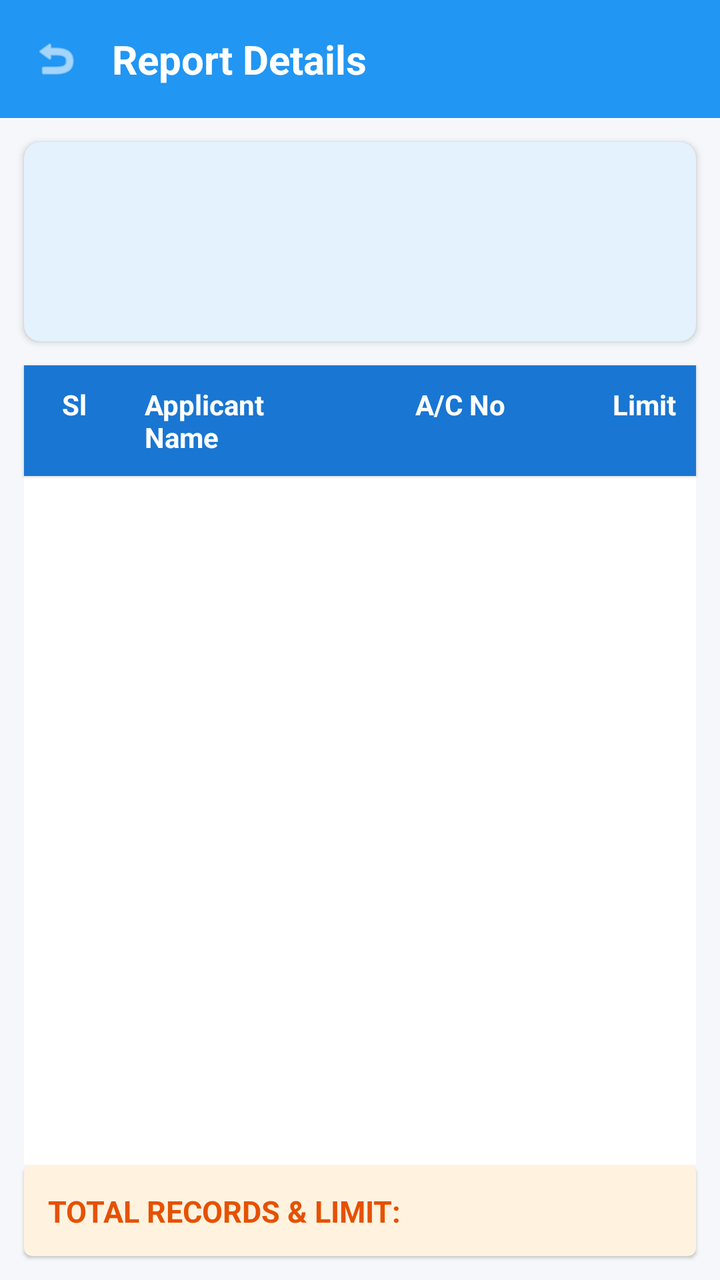
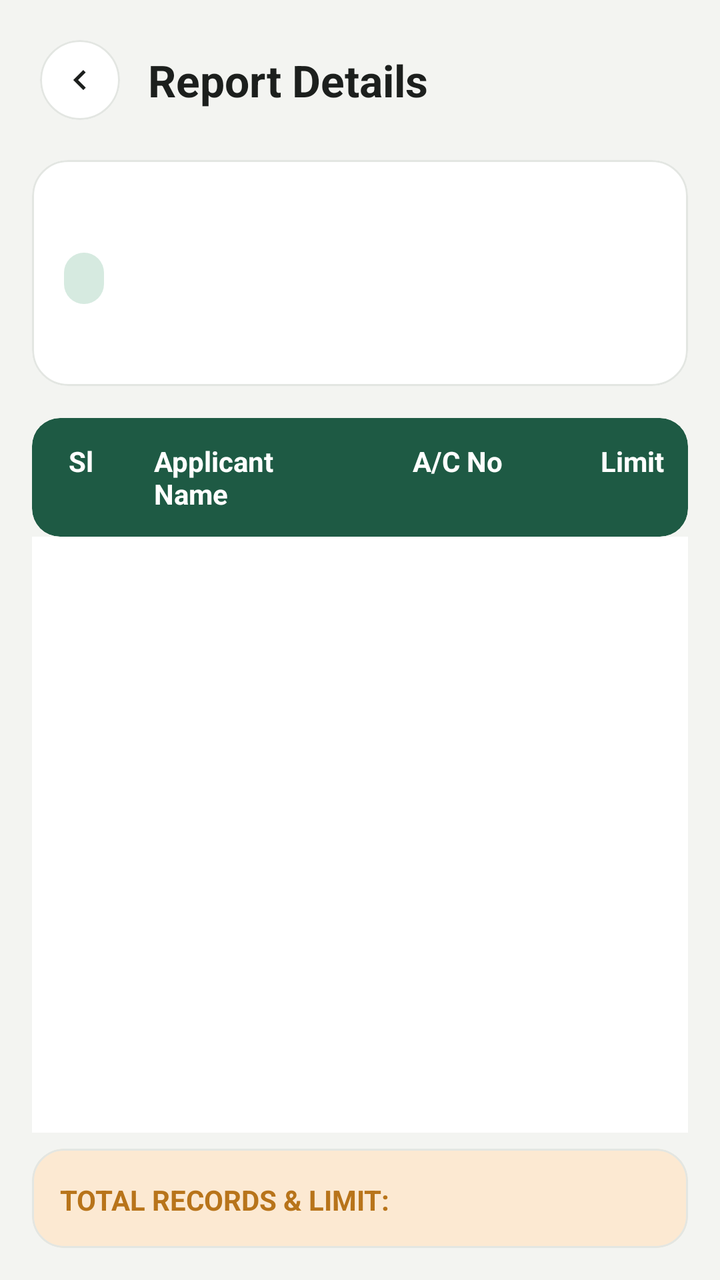

Before-and-after screenshots of an Android layout around one commit, followed by the original layout XML and the change that was made.
<!-- AndroidManifest.xml: application theme Theme.PerformanceTracker -->
<!-- res/layout/activity_report_details.xml -->
<?xml version="1.0" encoding="utf-8"?>
<LinearLayout
     xmlns:android="http://schemas.android.com/apk/res/android"
     xmlns:app="http://schemas.android.com/apk/res-auto"
     android:layout_height="match_parent"
     android:layout_width="match_parent"
     android:background="#F5F7FA"
     android:orientation="vertical">

    <LinearLayout
         android:layout_height="wrap_content"
         android:layout_width="match_parent"
         android:background="#2196F3"
         android:gravity="center_vertical"
         android:padding="16dp">

        <ImageView
             android:layout_height="24dp"
             android:layout_width="24dp"
             android:layout_marginEnd="16dp"
             android:src="@android:drawable/ic_menu_revert"
             app:tint="#FFFFFF"
             android:id="@+id/btnBack" />

        <TextView
             android:layout_height="wrap_content"
             android:layout_width="wrap_content"
             android:textSize="20sp"
             android:textColor="#FFFFFF"
             android:text="Report Details"
             android:textStyle="bold" />

    </LinearLayout>

    <com.google.android.material.card.MaterialCardView
         android:layout_height="wrap_content"
         android:layout_width="match_parent"
         android:layout_margin="12dp"
         app:cardElevation="2dp"
         app:cardBackgroundColor="#E3F2FD"
         app:cardCornerRadius="8dp">

        <LinearLayout
             android:layout_height="wrap_content"
             android:layout_width="match_parent"
             android:padding="16dp"
             android:orientation="vertical">

            <TextView
                 android:layout_height="wrap_content"
                 android:layout_width="wrap_content"
                 android:textSize="18sp"
                 android:textColor="#1A237E"
                 android:id="@+id/tvDetailName"
                 android:textStyle="bold" />

            <TextView
                 android:layout_height="wrap_content"
                 android:layout_width="wrap_content"
                 android:textSize="15sp"
                 android:textColor="#E91E63"
                 android:layout_marginTop="4dp"
                 android:id="@+id/tvDetailMonth"
                 android:textStyle="bold" />

            <TextView
                 android:layout_height="wrap_content"
                 android:layout_width="wrap_content"
                 android:textSize="14sp"
                 android:textColor="#546E7A"
                 android:id="@+id/tvDetailBranch" />

        </LinearLayout>

    </com.google.android.material.card.MaterialCardView>

    <com.google.android.material.card.MaterialCardView
         android:layout_height="wrap_content"
         android:layout_width="match_parent"
         android:layout_marginHorizontal="12dp"
         app:cardBackgroundColor="#1976D2"
         app:cardCornerRadius="0dp">

        <LinearLayout
             android:layout_height="wrap_content"
             android:layout_width="match_parent"
             android:weightSum="10"
             android:orientation="horizontal">

            <TextView
                 android:layout_height="wrap_content"
                 android:layout_width="0dp"
                 android:gravity="center"
                 android:padding="10dp"
                 android:textColor="#FFFFFF"
                 android:layout_weight="1.5"
                 android:text="Sl"
                 android:textStyle="bold" />

            <TextView
                 android:layout_height="wrap_content"
                 android:layout_width="0dp"
                 android:padding="10dp"
                 android:textColor="#FFFFFF"
                 android:layout_weight="3.5"
                 android:text="Applicant Name"
                 android:textStyle="bold" />

            <TextView
                 android:layout_height="wrap_content"
                 android:layout_width="0dp"
                 android:gravity="center"
                 android:padding="10dp"
                 android:textColor="#FFFFFF"
                 android:layout_weight="3"
                 android:text="A/C No"
                 android:textStyle="bold" />

            <TextView
                 android:layout_height="wrap_content"
                 android:layout_width="0dp"
                 android:gravity="end"
                 android:padding="10dp"
                 android:textColor="#FFFFFF"
                 android:layout_weight="2"
                 android:text="Limit"
                 android:textStyle="bold" />

        </LinearLayout>

    </com.google.android.material.card.MaterialCardView>

    <androidx.recyclerview.widget.RecyclerView
         android:layout_height="0dp"
         android:layout_width="match_parent"
         android:background="#FFFFFF"
         android:layout_marginHorizontal="12dp"
         android:layout_weight="1"
         android:id="@+id/recyclerTable" />

    <com.google.android.material.card.MaterialCardView
         android:layout_height="wrap_content"
         android:layout_width="match_parent"
         android:layout_marginBottom="12dp"
         android:layout_marginHorizontal="12dp"
         app:cardBackgroundColor="#FFF3E0">

        <LinearLayout
             android:layout_height="wrap_content"
             android:layout_width="match_parent"
             android:padding="12dp"
             android:orientation="horizontal">

            <TextView
                 android:layout_height="wrap_content"
                 android:layout_width="0dp"
                 android:textSize="15sp"
                 android:textColor="#E65100"
                 android:layout_weight="1"
                 android:text="TOTAL RECORDS &amp; LIMIT:"
                 android:textStyle="bold" />

            <TextView
                 android:layout_height="wrap_content"
                 android:layout_width="wrap_content"
                 android:textSize="16sp"
                 android:textColor="#E65100"
                 android:id="@+id/tvTotalLimit"
                 android:textStyle="bold" />

        </LinearLayout>

    </com.google.android.material.card.MaterialCardView>

</LinearLayout>
<!-- resources referenced by this layout -->
<resources>
  <style name="Theme.PerformanceTracker" parent="Theme.MaterialComponents.DayNight.NoActionBar">
          <item name="colorPrimary">#2196F3</item>
          <item name="colorPrimaryVariant">#1976D2</item>
          <item name="colorOnPrimary">#FFFFFF</item>
          <item name="android:statusBarColor">#1976D2</item>
      </style>
</resources>

<!-- the commit's change to res/layout/activity_report_details.xml (unified diff, before → after) -->
@@ -4,41 +4,63 @@
      xmlns:app="http://schemas.android.com/apk/res-auto"
      android:layout_height="match_parent"
      android:layout_width="match_parent"
-     android:background="#F5F7FA"
+     android:background="@color/background"
      android:orientation="vertical">
 
+    
     <LinearLayout
          android:layout_height="wrap_content"
          android:layout_width="match_parent"
-         android:background="#2196F3"
+         android:background="@color/background"
          android:gravity="center_vertical"
-         android:padding="16dp">
-
-        <ImageView
-             android:layout_height="24dp"
-             android:layout_width="24dp"
-             android:layout_marginEnd="16dp"
-             android:src="@android:drawable/ic_menu_revert"
-             app:tint="#FFFFFF"
-             android:id="@+id/btnBack" />
+         android:paddingHorizontal="20dp"
+         android:paddingTop="20dp"
+         android:paddingBottom="12dp">
+
+        <com.google.android.material.card.MaterialCardView
+             android:layout_height="40dp"
+             android:layout_width="40dp"
+             android:layout_marginEnd="14dp"
+             app:cardCornerRadius="20dp"
+             app:cardElevation="0dp"
+             app:strokeWidth="1dp"
+             app:strokeColor="@color/card_stroke"
+             app:cardBackgroundColor="@color/surface"
+             android:clickable="true"
+             android:focusable="true">
+
+            <ImageView
+                 android:layout_height="20dp"
+                 android:layout_width="20dp"
+                 android:layout_gravity="center"
+                 android:src="@drawable/ic_chevron_right"
+                 android:rotation="180"
+                 app:tint="@color/text_primary"
+                 android:id="@+id/btnBack" />
+
+        </com.google.android.material.card.MaterialCardView>
 
         <TextView
              android:layout_height="wrap_content"
              android:layout_width="wrap_content"
-             android:textSize="20sp"
-             android:textColor="#FFFFFF"
+             android:textSize="22sp"
+             android:textColor="@color/text_primary"
              android:text="Report Details"
              android:textStyle="bold" />
 
     </LinearLayout>
 
+    
     <com.google.android.material.card.MaterialCardView
          android:layout_height="wrap_content"
          android:layout_width="match_parent"
-         android:layout_margin="12dp"
-         app:cardElevation="2dp"
-         app:cardBackgroundColor="#E3F2FD"
-         app:cardCornerRadius="8dp">
+         android:layout_marginHorizontal="16dp"
+         android:layout_marginVertical="8dp"
+         app:cardElevation="0dp"
+         app:strokeColor="@color/card_stroke"
+         app:strokeWidth="1dp"
+         app:cardBackgroundColor="@color/surface_card"
+         app:cardCornerRadius="18dp">
 
         <LinearLayout
              android:layout_height="wrap_content"
@@ -50,16 +72,19 @@
                  android:layout_height="wrap_content"
                  android:layout_width="wrap_content"
                  android:textSize="18sp"
-                 android:textColor="#1A237E"
+                 android:textColor="@color/text_primary"
                  android:id="@+id/tvDetailName"
                  android:textStyle="bold" />
 
             <TextView
                  android:layout_height="wrap_content"
                  android:layout_width="wrap_content"
-                 android:textSize="15sp"
-                 android:textColor="#E91E63"
-                 android:layout_marginTop="4dp"
+                 android:background="@drawable/bg_badge_mint"
+                 android:paddingVertical="4dp"
+                 android:paddingHorizontal="10dp"
+                 android:textSize="13sp"
+                 android:textColor="@color/badge_mint_icon"
+                 android:layout_marginTop="6dp"
                  android:id="@+id/tvDetailMonth"
                  android:textStyle="bold" />
 
@@ -67,19 +92,23 @@
                  android:layout_height="wrap_content"
                  android:layout_width="wrap_content"
                  android:textSize="14sp"
-                 android:textColor="#546E7A"
+                 android:textColor="@color/text_muted"
+                 android:layout_marginTop="6dp"
                  android:id="@+id/tvDetailBranch" />
 
         </LinearLayout>
 
     </com.google.android.material.card.MaterialCardView>
 
+    
     <com.google.android.material.card.MaterialCardView
          android:layout_height="wrap_content"
          android:layout_width="match_parent"
-         android:layout_marginHorizontal="12dp"
-         app:cardBackgroundColor="#1976D2"
-         app:cardCornerRadius="0dp">
+         android:layout_marginHorizontal="16dp"
+         android:layout_marginTop="8dp"
+         app:cardElevation="0dp"
+         app:cardBackgroundColor="@color/primary"
+         app:cardCornerRadius="14dp">
 
         <LinearLayout
              android:layout_height="wrap_content"
@@ -91,7 +120,7 @@
                  android:layout_height="wrap_content"
                  android:layout_width="0dp"
                  android:gravity="center"
-                 android:padding="10dp"
+                 android:padding="12dp"
                  android:textColor="#FFFFFF"
                  android:layout_weight="1.5"
                  android:text="Sl"
@@ -100,7 +129,7 @@
             <TextView
                  android:layout_height="wrap_content"
                  android:layout_width="0dp"
-                 android:padding="10dp"
+                 android:padding="12dp"
                  android:textColor="#FFFFFF"
                  android:layout_weight="3.5"
                  android:text="Applicant Name"
@@ -110,7 +139,7 @@
                  android:layout_height="wrap_content"
                  android:layout_width="0dp"
                  android:gravity="center"
-                 android:padding="10dp"
+                 android:padding="12dp"
                  android:textColor="#FFFFFF"
                  android:layout_weight="3"
                  android:text="A/C No"
@@ -120,7 +149,7 @@
                  android:layout_height="wrap_content"
                  android:layout_width="0dp"
                  android:gravity="end"
-                 android:padding="10dp"
+                 android:padding="12dp"
                  android:textColor="#FFFFFF"
                  android:layout_weight="2"
                  android:text="Limit"
@@ -133,29 +162,35 @@
     <androidx.recyclerview.widget.RecyclerView
          android:layout_height="0dp"
          android:layout_width="match_parent"
-         android:background="#FFFFFF"
-         android:layout_marginHorizontal="12dp"
+         android:background="@color/surface_card"
+         android:layout_marginHorizontal="16dp"
          android:layout_weight="1"
          android:id="@+id/recyclerTable" />
 
+    
     <com.google.android.material.card.MaterialCardView
          android:layout_height="wrap_content"
          android:layout_width="match_parent"
-         android:layout_marginBottom="12dp"
-         android:layout_marginHorizontal="12dp"
-         app:cardBackgroundColor="#FFF3E0">
+         android:layout_marginBottom="16dp"
+         android:layout_marginTop="8dp"
+         android:layout_marginHorizontal="16dp"
+         app:cardElevation="0dp"
+         app:strokeColor="@color/card_stroke"
+         app:strokeWidth="1dp"
+         app:cardCornerRadius="16dp"
+         app:cardBackgroundColor="@color/badge_amber_bg">
 
         <LinearLayout
              android:layout_height="wrap_content"
              android:layout_width="match_parent"
-             android:padding="12dp"
+             android:padding="14dp"
              android:orientation="horizontal">
 
             <TextView
                  android:layout_height="wrap_content"
                  android:layout_width="0dp"
-                 android:textSize="15sp"
-                 android:textColor="#E65100"
+                 android:textSize="14sp"
+                 android:textColor="@color/badge_amber_icon"
                  android:layout_weight="1"
                  android:text="TOTAL RECORDS &amp; LIMIT:"
                  android:textStyle="bold" />
@@ -164,7 +199,7 @@
                  android:layout_height="wrap_content"
                  android:layout_width="wrap_content"
                  android:textSize="16sp"
-                 android:textColor="#E65100"
+                 android:textColor="@color/badge_amber_icon"
                  android:id="@+id/tvTotalLimit"
                  android:textStyle="bold" />
 
<!-- resource entries referenced after the edit -->
@@ -1,10 +1,65 @@
 <!-- resources referenced by this layout -->
 <resources>
-  <style name="Theme.PerformanceTracker" parent="Theme.MaterialComponents.DayNight.NoActionBar">
-          <item name="colorPrimary">#2196F3</item>
-          <item name="colorPrimaryVariant">#1976D2</item>
-          <item name="colorOnPrimary">#FFFFFF</item>
-          <item name="android:statusBarColor">#1976D2</item>
+  <color name="background">#F3F4F1</color>
+  <color name="badge_amber_bg">#FCE9D2</color>
+  <color name="badge_amber_icon">#B8741A</color>
+  <color name="badge_mint_icon">#215C47</color>
+  <color name="card_stroke">#E3E6E2</color>
+  <color name="primary">#1E5A44</color>
+  <color name="surface">#FFFFFF</color>
+  <color name="surface_card">#FFFFFF</color>
+  <color name="text_muted">#8E9591</color>
+  <color name="text_primary">#1C1F1D</color>
+  <!-- drawable bg_badge_mint (drawable) -->
+  <?xml version="1.0" encoding="utf-8"?>
+  <shape xmlns:android="http://schemas.android.com/apk/res/android">
+      <solid android:color="@color/badge_mint_bg" />
+      <corners android:radius="12dp" />
+  </shape>
+  <!-- drawable ic_chevron_right (drawable) -->
+  <vector xmlns:android="http://schemas.android.com/apk/res/android"
+      android:width="20dp"
+      android:height="20dp"
+      android:viewportWidth="24"
+      android:viewportHeight="24">
+    <path
+        android:fillColor="@color/chevron_color"
+        android:pathData="M10,6L8.59,7.41L13.17,12l-4.58,4.59L10,18l6,-6z"/>
+  </vector>
+  <style name="Theme.PerformanceTracker" parent="Theme.MaterialComponents.Light.NoActionBar">
+          <item name="colorPrimary">@color/primary</item>
+          <item name="colorPrimaryVariant">@color/primary_dark</item>
+          <item name="colorOnPrimary">@color/white</item>
+          <item name="android:statusBarColor">@color/background</item>
+          <item name="android:windowLightStatusBar">true</item>
+          <item name="android:windowBackground">@color/background</item>
+          <item name="colorSecondary">@color/secondary</item>
+          <item name="colorSurface">@color/surface</item>
+          <item name="colorOnSurface">@color/text_primary</item>
+          <item name="colorControlNormal">@color/input_stroke_unfocused</item>
+          <item name="colorControlActivated">@color/primary</item>
+          <item name="android:textColorHint">@color/text_secondary</item>
+          <item name="textInputStyle">@style/CustomOutlinedBox</item>
       </style>
+  <color name="badge_mint_bg">#D6EAE0</color>
+  <color name="chevron_color">#9CA29E</color>
+  <color name="primary_dark">#154333</color>
+  <color name="white">#FFFFFF</color>
+  <color name="secondary">#256650</color>
+  <color name="input_stroke_unfocused">#B4BEB8</color>
+  <color name="text_secondary">#6E7571</color>
+  <style name="CustomOutlinedBox" parent="Widget.MaterialComponents.TextInputLayout.OutlinedBox">
+          <item name="boxStrokeColor">@color/box_stroke_selector</item>
+          <item name="boxStrokeWidth">1.5dp</item>
+          <item name="boxStrokeWidthFocused">2dp</item>
+          <item name="boxBackgroundColor">@color/input_background</item>
+          <item name="hintTextColor">@color/primary</item>
+          <item name="android:textColorHint">@color/text_secondary</item>
+          <item name="boxCornerRadiusTopStart">12dp</item>
+          <item name="boxCornerRadiusTopEnd">12dp</item>
+          <item name="boxCornerRadiusBottomStart">12dp</item>
+          <item name="boxCornerRadiusBottomEnd">12dp</item>
+      </style>
+  <color name="input_background">#F7FAF8</color>
 </resources>
 
